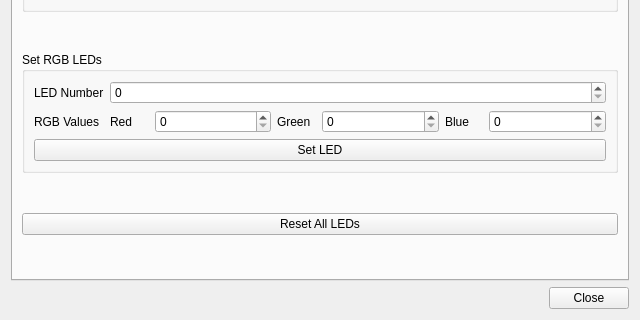
Before: the Qt Designer form configure-tool/src/main/resources/base/ui/outputs.ui in sugoku/stepIO, drawn with Qt 5; both pictures show x 0 to 640 and y 160 to 480 of the 640 by 480 pixel window.
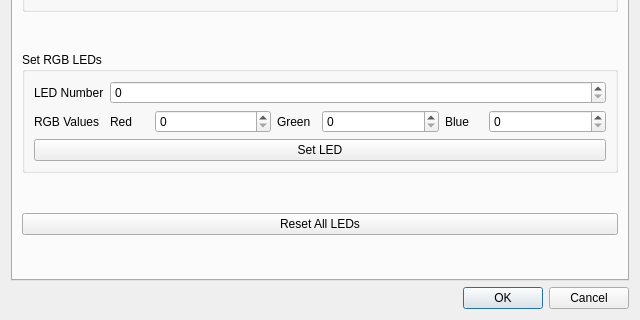
After: the same form once the commit is applied. The open tabs and pages were chosen to show the change.

Commit message: Add UI functionality, commands, constants, functions, packets

```diff
--- a/configure-tool/src/main/resources/base/ui/outputs.ui
+++ b/configure-tool/src/main/resources/base/ui/outputs.ui
@@ -705,7 +705,7 @@
       <enum>Qt::Horizontal</enum>
      </property>
      <property name="standardButtons">
-      <set>QDialogButtonBox::Close</set>
+      <set>QDialogButtonBox::Cancel|QDialogButtonBox::Ok</set>
      </property>
     </widget>
    </item>
```
Left out of the diff: 38 changed lines with no effect on the pictures. The commit also changes 6 other files.
